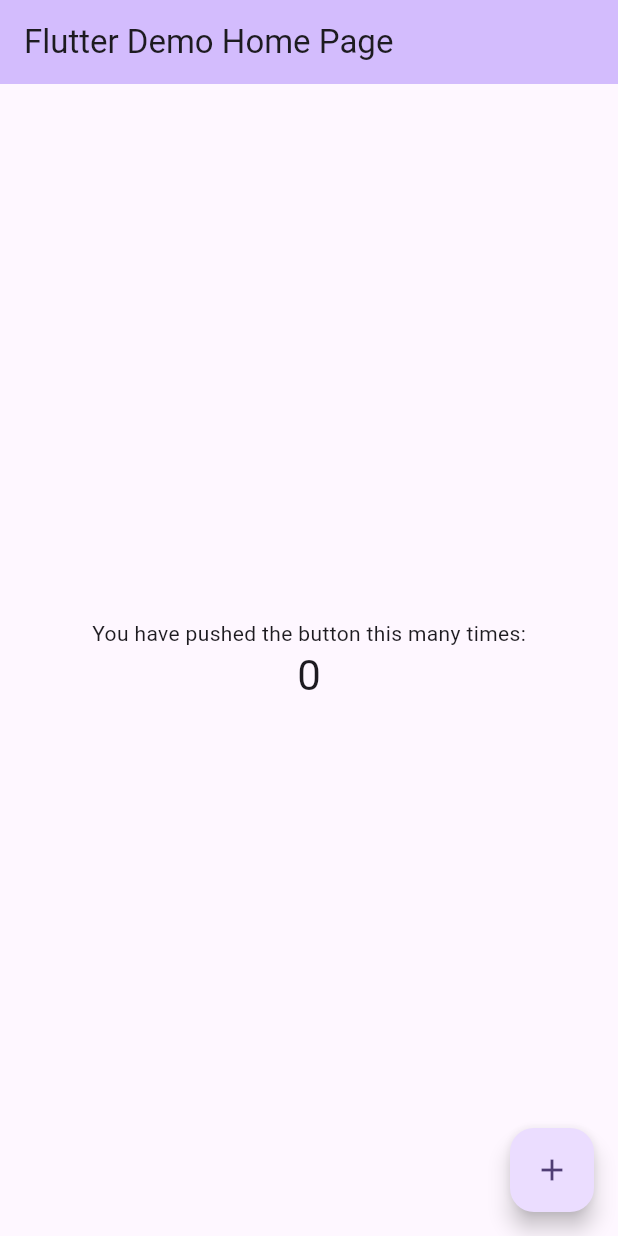
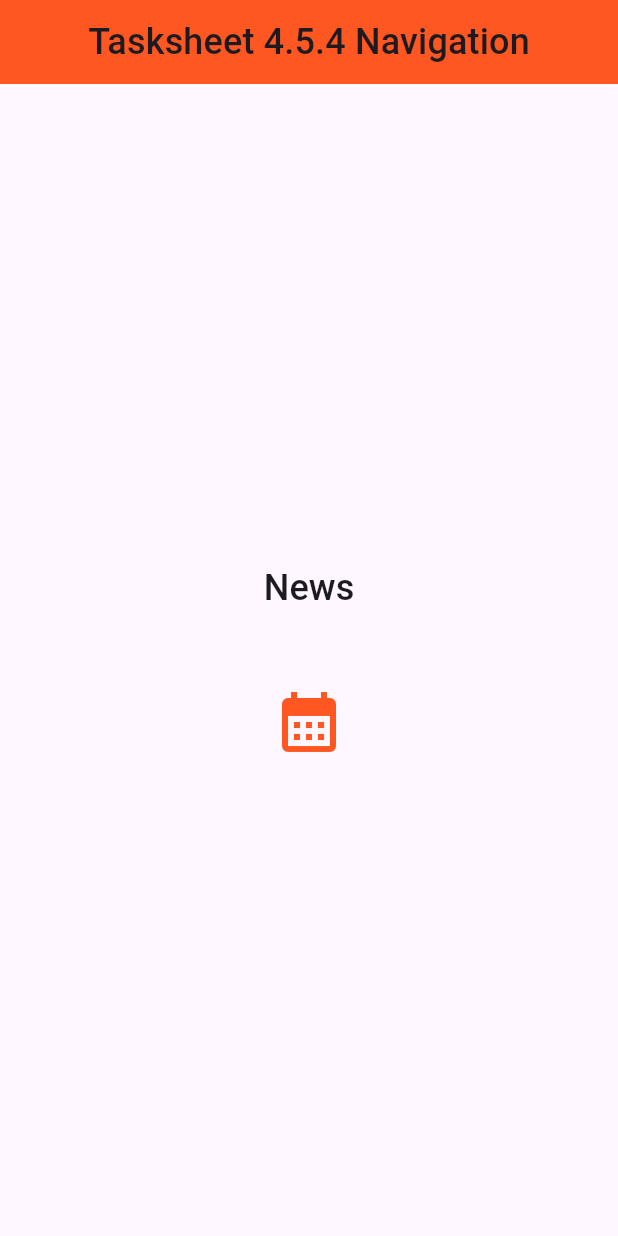
Before and after one commit to dschrubba/4.5.4_TS_Navigation, a Flutter app: the screen it shows after launch, on a phone screen of 412 x 824 dp. Run offline on Flutter 3.47's test engine with Material 3 defaults, Android fonts, the phone set to English and light mode, and no system bars.

Commit message:
Implemented basic pages

```diff
--- a/lib/main.dart
+++ b/lib/main.dart
@@ -1,122 +1,39 @@
 import 'package:flutter/material.dart';
+import 'package:tasksheet_454_navigation/static_colors.dart';
+import 'package:tasksheet_454_navigation/widgets/app_bar.dart';
+import 'package:tasksheet_454_navigation/pages/page_profile.dart';
+import 'package:tasksheet_454_navigation/pages/page_likes.dart';
+import 'package:tasksheet_454_navigation/pages/page_news.dart';
 
 void main() {
   runApp(const MyApp());
 }
 
 class MyApp extends StatelessWidget {
+  static const String title = 'Tasksheet 4.5.4 Navigation';
   const MyApp({super.key});
 
   // This widget is the root of your application.
   @override
   Widget build(BuildContext context) {
     return MaterialApp(
-      title: 'Flutter Demo',
+      title: 'Tasksheet 4.5.4 Navigation',
       theme: ThemeData(
-        // This is the theme of your application.
-        //
-        // TRY THIS: Try running your application with "flutter run". You'll see
-        // the application has a purple toolbar. Then, without quitting the app,
-        // try changing the seedColor in the colorScheme below to Colors.green
-        // and then invoke "hot reload" (save your changes or press the "hot
-        // reload" button in a Flutter-supported IDE, or press "r" if you used
-        // the command line to start the app).
-        //
-        // Notice that the counter didn't reset back to zero; the application
-        // state is not lost during the reload. To reset the state, use hot
-        // restart instead.
-        //
-        // This works for code too, not just values: Most code changes can be
-        // tested with just a hot reload.
-        colorScheme: ColorScheme.fromSeed(seedColor: Colors.deepPurple),
+        useMaterial3: true,
+        textTheme: TextTheme(
+          labelLarge: TextStyle(
+            fontSize: 24
+          ),
+          bodyMedium: TextStyle(
+            fontSize: 16
+          )
+        )
       ),
-      home: const MyHomePage(title: 'Flutter Demo Home Page'),
+      home: Scaffold(
+        appBar: const CustomAppBar(title: MyApp.title),
+        body: const PageNews(),
+        backgroundColor: Theme.of(context).scaffoldBackgroundColor,
+      )
     );
   }
 }
-
-class MyHomePage extends StatefulWidget {
-  const MyHomePage({super.key, required this.title});
-
-  // This widget is the home page of your application. It is stateful, meaning
-  // that it has a State object (defined below) that contains fields that affect
-  // how it looks.
-
-  // This class is the configuration for the state. It holds the values (in this
-  // case the title) provided by the parent (in this case the App widget) and
-  // used by the build method of the State. Fields in a Widget subclass are
-  // always marked "final".
-
-  final String title;
-
-  @override
-  State<MyHomePage> createState() => _MyHomePageState();
-}
-
-class _MyHomePageState extends State<MyHomePage> {
-  int _counter = 0;
-
-  void _incrementCounter() {
-    setState(() {
-      // This call to setState tells the Flutter framework that something has
-      // changed in this State, which causes it to rerun the build method below
-      // so that the display can reflect the updated values. If we changed
-      // _counter without calling setState(), then the build method would not be
-      // called again, and so nothing would appear to happen.
-      _counter++;
-    });
-  }
-
-  @override
-  Widget build(BuildContext context) {
-    // This method is rerun every time setState is called, for instance as done
-    // by the _incrementCounter method above.
-    //
-    // The Flutter framework has been optimized to make rerunning build methods
-    // fast, so that you can just rebuild anything that needs updating rather
-    // than having to individually change instances of widgets.
-    return Scaffold(
-      appBar: AppBar(
-        // TRY THIS: Try changing the color here to a specific color (to
-        // Colors.amber, perhaps?) and trigger a hot reload to see the AppBar
-        // change color while the other colors stay the same.
-        backgroundColor: Theme.of(context).colorScheme.inversePrimary,
-        // Here we take the value from the MyHomePage object that was created by
-        // the App.build method, and use it to set our appbar title.
-        title: Text(widget.title),
-      ),
-      body: Center(
-        // Center is a layout widget. It takes a single child and positions it
-        // in the middle of the parent.
-        child: Column(
-          // Column is also a layout widget. It takes a list of children and
-          // arranges them vertically. By default, it sizes itself to fit its
-          // children horizontally, and tries to be as tall as its parent.
-          //
-          // Column has various properties to control how it sizes itself and
-          // how it positions its children. Here we use mainAxisAlignment to
-          // center the children vertically; the main axis here is the vertical
-          // axis because Columns are vertical (the cross axis would be
-          // horizontal).
-          //
-          // TRY THIS: Invoke "debug painting" (choose the "Toggle Debug Paint"
-          // action in the IDE, or press "p" in the console), to see the
-          // wireframe for each widget.
-          mainAxisAlignment: MainAxisAlignment.center,
-          children: <Widget>[
-            const Text('You have pushed the button this many times:'),
-            Text(
-              '$_counter',
-              style: Theme.of(context).textTheme.headlineMedium,
-            ),
-          ],
-        ),
-      ),
-      floatingActionButton: FloatingActionButton(
-        onPressed: _incrementCounter,
-        tooltip: 'Increment',
-        child: const Icon(Icons.add),
-      ), // This trailing comma makes auto-formatting nicer for build methods.
-    );
-  }
-}
--- /dev/null
+++ b/lib/pages/page_news.dart
@@ -0,0 +1,22 @@
+import 'package:flutter/material.dart';
+import 'package:tasksheet_454_navigation/static_colors.dart';
+
+class PageNews extends StatelessWidget {
+  const PageNews({super.key});
+
+  @override
+  Widget build(BuildContext context) {
+    return Center(
+      child: Column(
+        mainAxisAlignment: MainAxisAlignment.center,
+        children: [
+          Text("News", style: Theme.of(context).textTheme.labelLarge),
+          SizedBox(
+            height: 48,
+          ),
+          Icon(Icons.calendar_month, size: 48, color: appAccent),
+        ],
+      ),
+    );
+  }
+}
--- /dev/null
+++ b/lib/static_colors.dart
@@ -0,0 +1,3 @@
+import 'package:flutter/material.dart';
+
+const Color appAccent = Colors.deepOrange;
--- /dev/null
+++ b/lib/widgets/app_bar.dart
@@ -0,0 +1,23 @@
+import 'package:flutter/material.dart';
+import 'package:tasksheet_454_navigation/static_colors.dart';
+
+class CustomAppBar extends StatelessWidget implements PreferredSizeWidget {
+  final String title;
+
+  const CustomAppBar({super.key, required this.title});
+
+  @override
+  Size get preferredSize => Size.fromHeight(kToolbarHeight);
+
+  @override
+  Widget build(BuildContext context) {
+    return AppBar(
+      title: Text(
+        title,
+        style: Theme.of(context).textTheme.labelLarge,
+        ),
+      centerTitle: true,
+      backgroundColor: appAccent,
+    );
+  }
+}
```
Also changed, not shown: lib/pages/page_likes.dart (added, +29 -0 lines), lib/pages/page_profile.dart (added, +22 -0 lines).
